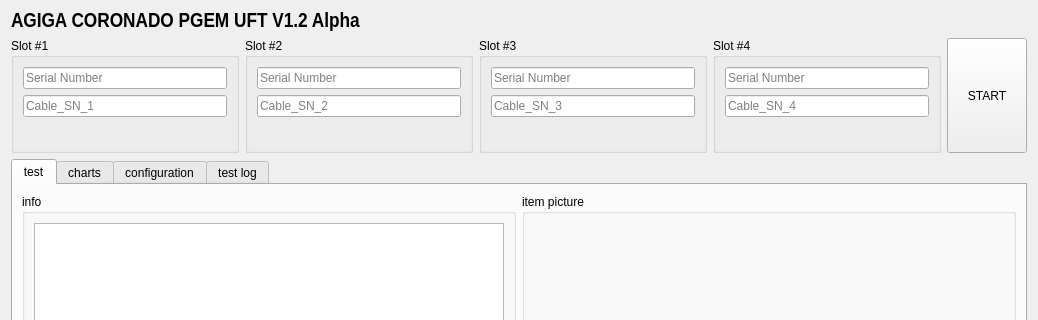
Old version of the form src/UFT_GUI/UFT_Ui.ui in the repository fanmuzhi/UFT; both pictures show x 0 to 1038 and y 0 to 320 of the 1038 by 722 pixel window.
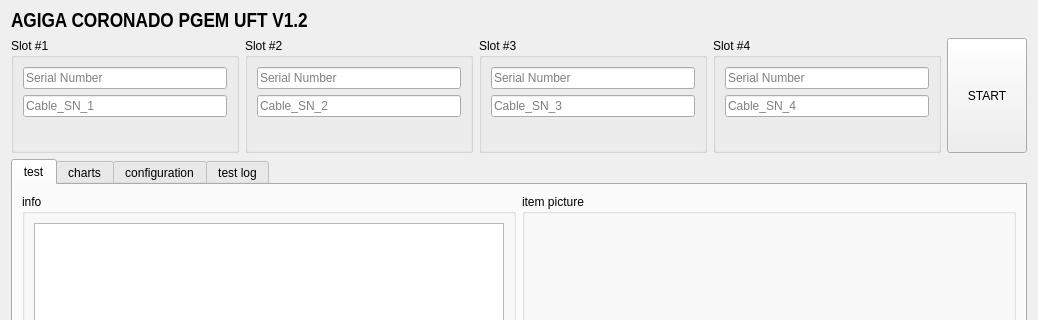
New version of the form. Custom widgets are drawn as their Qt base class.

```diff
--- a/src/UFT_GUI/UFT_Ui.ui
+++ b/src/UFT_GUI/UFT_Ui.ui
@@ -453,7 +453,7 @@
       <bool>false</bool>
      </property>
      <property name="text">
-      <string>AGIGA CORONADO PGEM UFT V1.2 Alpha</string>
+      <string>AGIGA CORONADO PGEM UFT V1.2</string>
      </property>
      <property name="textFormat">
       <enum>Qt::AutoText</enum>
```
